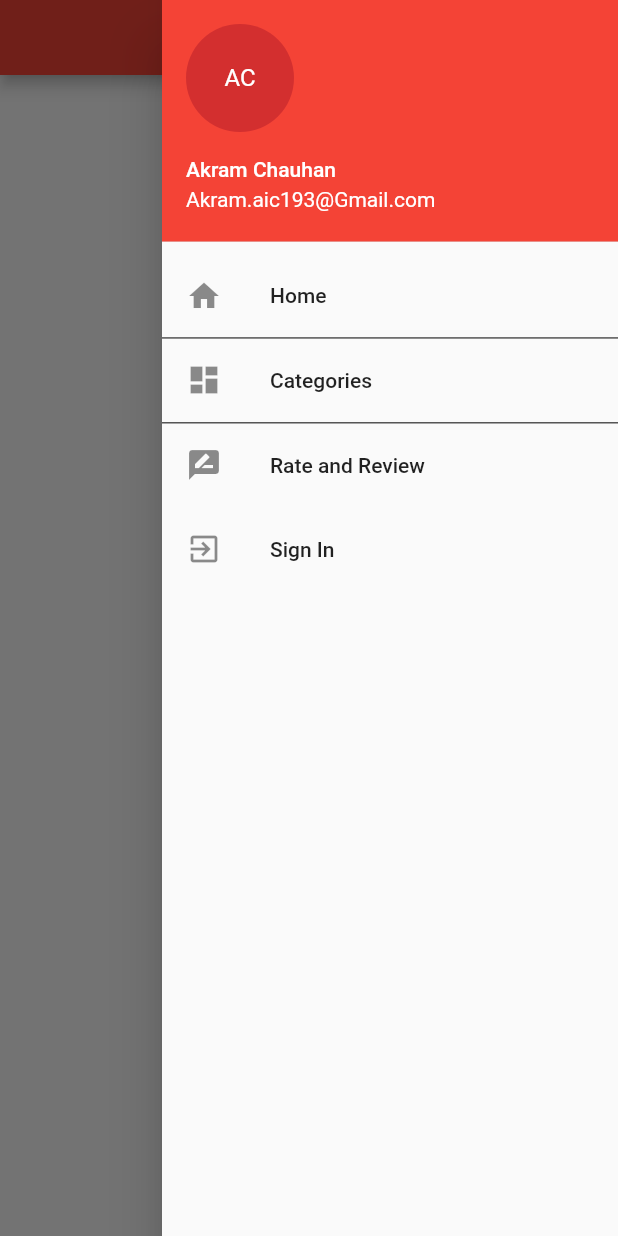
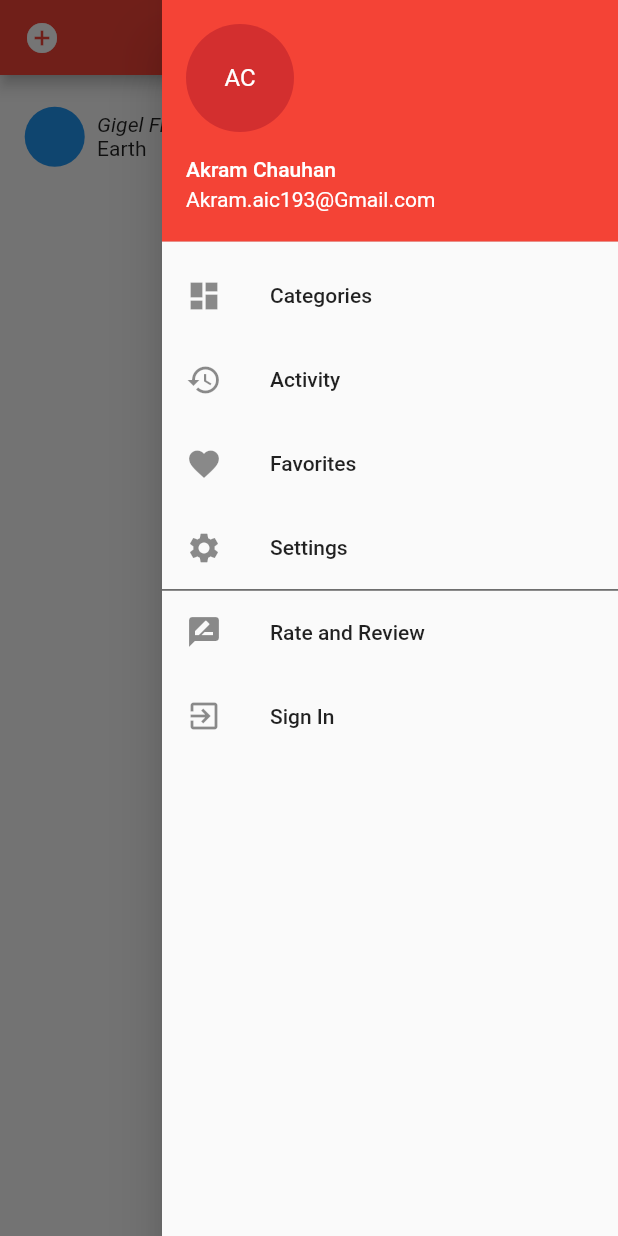
Before and after one commit to rdenis96/GoalsFrontend, a Flutter app: the screen it shows after launch, with the side drawer open, on a phone screen of 412 x 824 dp. Run offline on Flutter 3.47's test engine with Material 2 defaults, Android fonts, the phone set to English and light mode, and no system bars; missing offline and left inert: flutter_auth_buttons.

Commit message:
Add post to homescreen, not finished

```diff
--- a/lib/routes.dart
+++ b/lib/routes.dart
@@ -1,7 +1,7 @@
 import 'package:flutter/material.dart';
 import 'package:goalsfrontend/screens/authentication/sign_in.dart';
 import 'package:goalsfrontend/screens/authentication/sign_up.dart';
-import 'package:goalsfrontend/screens/home/widgets/home.dart';
+import 'package:goalsfrontend/screens/home/home.dart';
 import 'package:goalsfrontend/utils/common/constants/routes_constants.dart';
 import 'package:goalsfrontend/utils/common/constants/goals_colors.dart';
 
@@ -11,9 +11,7 @@ class MyApp extends StatelessWidget {
   Widget build(BuildContext context) {
     return MaterialApp(
       title: 'Goals',
-      theme: ThemeData(
-        primarySwatch: GoalsColors.MainColor
-      ),
+      theme: ThemeData(primarySwatch: GoalsColors.materialMainColor),
       initialRoute: RoutesConstants.home,
       routes: {
         RoutesConstants.home: (context) => Home(),
--- a/lib/screens/home/widgets/home.dart
+++ b/lib/screens/home/home.dart
@@ -1,18 +1,22 @@
 import 'package:flutter/material.dart';
+import 'package:goalsfrontend/screens/home/widgets/home_post.dart';
 import 'package:goalsfrontend/widgets/appbar/appbar.dart';
 import 'package:goalsfrontend/widgets/appbar/constants/app_bar_titles.dart';
 import 'package:goalsfrontend/widgets/appbar/enums/app_bar_type_enum.dart';
 import 'package:goalsfrontend/widgets/appbar/widgets/app_bar_drawer.dart';
 
-class Home extends StatelessWidget{
+class Home extends StatelessWidget {
   @override
-  Widget build(BuildContext context){
+  Widget build(BuildContext context) {
     return new Scaffold(
       appBar: CustomAppBar(AppBarType.Home, AppBarTitles.home),
       endDrawer: AppBarNavigationDrawer(),
       body: new Container(
-
-      ),
+          child: ListView(
+        children: <Widget>[
+          HomePost(),
+        ],
+      )),
     );
   }
 }
--- /dev/null
+++ b/lib/screens/home/widgets/home_post.dart
@@ -0,0 +1,29 @@
+import 'package:flutter/cupertino.dart';
+import 'package:flutter/material.dart';
+import 'package:goalsfrontend/utils/common/helpers/device_context_size.dart';
+
+class HomePost extends StatefulWidget {
+  @override
+  _HomePostState createState() => _HomePostState();
+}
+
+class _HomePostState extends State<HomePost> {
+  @override
+  Widget build(BuildContext context) {
+    return Row(
+      children: <Widget>[
+        Padding(padding: new EdgeInsets.only(top: DeviceContextSize.heightFromPercentage(context, 10))),
+        Padding(child: CircleAvatar(backgroundColor: Colors.blue), padding: new EdgeInsets.only(left: DeviceContextSize.widthFromPercentage(context, 4), right: DeviceContextSize.widthFromPercentage(context, 2))),
+        Column(
+          crossAxisAlignment: CrossAxisAlignment.start,
+          children: <Widget>[
+            Text("Gigel Frone", style: TextStyle(fontStyle: FontStyle.italic)),
+            if (true) Text("Earth"),
+          ],
+        ),
+        Spacer(),
+        IconButton(icon: Icon(Icons.more_vert), onPressed: () {},)
+      ],
+    );
+  }
+}
--- a/lib/utils/common/constants/goals_colors.dart
+++ b/lib/utils/common/constants/goals_colors.dart
@@ -1,5 +1,5 @@
 import 'package:flutter/material.dart';
 
 class GoalsColors {
-  static const MainColor = Colors.red;
+  static final materialMainColor = Colors.red;
 }
--- a/lib/widgets/appbar/appbar.dart
+++ b/lib/widgets/appbar/appbar.dart
@@ -14,14 +14,20 @@ class CustomAppBar extends StatelessWidget implements PreferredSizeWidget {
       case AppBarType.Common:
         return AppBar(
             title: Text(pageTitle),
-            backgroundColor: GoalsColors.MainColor,
+            backgroundColor: GoalsColors.materialMainColor,
             centerTitle: true);
         break;
       case AppBarType.Home:
       default:
         return AppBar(
             title: Text(pageTitle),
-            backgroundColor: GoalsColors.MainColor,
+            backgroundColor: GoalsColors.materialMainColor,
+            leading: IconButton(
+              icon: Icon(Icons.add_circle),
+              onPressed: () {
+                //to implement action
+              },
+            ),
             centerTitle: true);
         break;
     }
--- a/lib/widgets/appbar/widgets/app_bar_drawer.dart
+++ b/lib/widgets/appbar/widgets/app_bar_drawer.dart
@@ -8,8 +8,7 @@ class AppBarNavigationDrawer extends StatefulWidget {
 }
 
 class _AppBarNavigationDrawerState extends State<AppBarNavigationDrawer> {
-
-  void forwardSignInPage(){
+  void forwardSignInPage() {
     RouteForward.popAndPush(context, RoutesConstants.signIn);
   }
 
@@ -27,14 +26,23 @@ class _AppBarNavigationDrawerState extends State<AppBarNavigationDrawer> {
             ),
           ),
           ListTile(
-            leading: Icon(Icons.home),
-            title: Text("Home"),
+            leading: Icon(Icons.dashboard),
+            title: Text("Categories"),
             onTap: () {},
           ),
-          Divider(color: Colors.black, height: .6),
           ListTile(
-            leading: Icon(Icons.dashboard),
-            title: Text("Categories"),
+            leading: Icon(Icons.history),
+            title: Text("Activity"),
+            onTap: () {},
+          ),
+          ListTile(
+            leading: Icon(Icons.favorite),
+            title: Text("Favorites"),
+            onTap: () {},
+          ),
+          ListTile(
+            leading: Icon(Icons.settings),
+            title: Text("Settings"),
             onTap: () {},
           ),
           Divider(color: Colors.black, height: .6),
--- a/lib/widgets/buttons/submit_button.dart
+++ b/lib/widgets/buttons/submit_button.dart
@@ -23,11 +23,11 @@ class SubmitButton extends StatelessWidget {
                 left: DeviceContextSize.widthFromPercentage(context, 10),
                 right: DeviceContextSize.widthFromPercentage(context, 10)),
             textColor: Colors.white,
-            color: GoalsColors.MainColor,
+            color: GoalsColors.materialMainColor,
             onPressed: callOnPressed,
             child: new Text("Submit"),
             shape: RoundedRectangleBorder(
                 borderRadius: new BorderRadius.circular(18.0),
-                side: BorderSide(color: GoalsColors.MainColor))));
+                side: BorderSide(color: GoalsColors.materialMainColor))));
   }
 }
--- a/pubspec.yaml
+++ b/pubspec.yaml
@@ -14,7 +14,7 @@ description: A new Flutter project.
 version: 1.0.0+1
 
 environment:
-  sdk: ">=2.1.0 <3.0.0"
+  sdk: ">=2.2.2 <3.0.0"
 
 dependencies:
   flutter:
```
